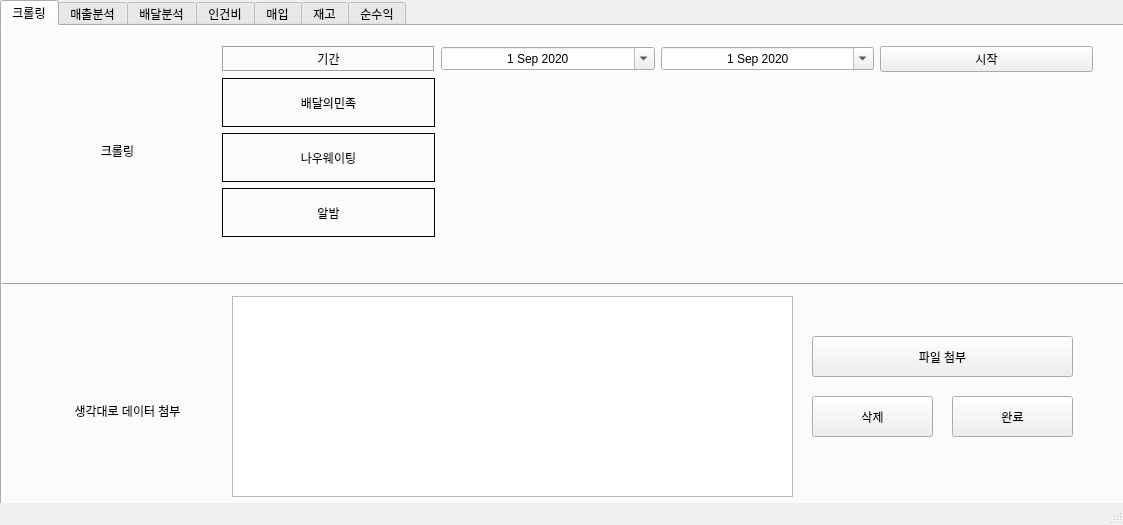
Before: the Qt Designer form framework.ui in kjh03160/money, drawn with Qt 5.
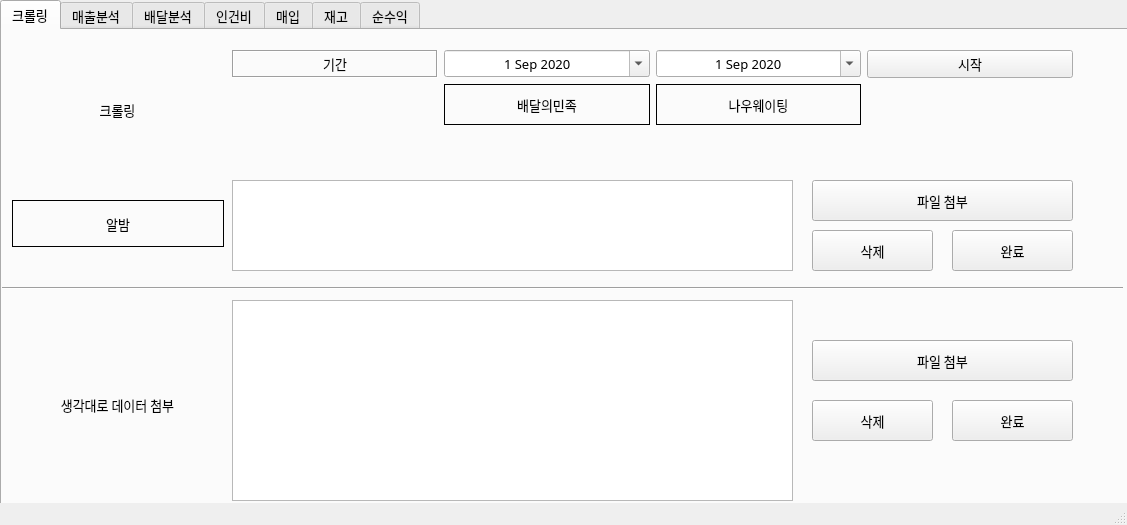
After: the same form once the commit is applied.

What changed in the file:
```diff
--- a/framework.ui
+++ b/framework.ui
@@ -6,7 +6,7 @@
    <rect>
     <x>0</x>
     <y>0</y>
-    <width>1123</width>
+    <width>1127</width>
     <height>525</height>
    </rect>
   </property>
@@ -23,6 +23,14 @@
       <height>531</height>
      </rect>
     </property>
+    <property name="font">
+     <font>
+      <family>양재인장체M</family>
+      <pointsize>10</pointsize>
+      <weight>50</weight>
+      <bold>false</bold>
+     </font>
+    </property>
     <property name="currentIndex">
      <number>0</number>
     </property>
@@ -33,18 +41,34 @@
      <widget class="QWidget" name="gridLayoutWidget">
       <property name="geometry">
        <rect>
-        <x>220</x>
+        <x>230</x>
         <y>20</y>
-        <width>871</width>
-        <height>191</height>
+        <width>841</width>
+        <height>121</height>
        </rect>
       </property>
+      <property name="font">
+       <font>
+        <family>양재인장체M</family>
+        <pointsize>10</pointsize>
+        <weight>50</weight>
+        <bold>false</bold>
+       </font>
+      </property>
       <layout class="QGridLayout" name="gridLayout">
        <property name="sizeConstraint">
         <enum>QLayout::SetDefaultConstraint</enum>
        </property>
        <item row="0" column="3">
         <widget class="QPushButton" name="start_Crawl">
+         <property name="font">
+          <font>
+           <family>양재인장체M</family>
+           <pointsize>10</pointsize>
+           <weight>50</weight>
+           <bold>false</bold>
+          </font>
+         </property>
          <property name="text">
           <string>시작</string>
          </property>
@@ -52,6 +76,14 @@
        </item>
        <item row="0" column="1">
         <widget class="QDateEdit" name="start_date">
+         <property name="font">
+          <font>
+           <family>양재인장체M</family>
+           <pointsize>10</pointsize>
+           <weight>50</weight>
+           <bold>false</bold>
+          </font>
+         </property>
          <property name="focusPolicy">
           <enum>Qt::NoFocus</enum>
          </property>
@@ -98,21 +130,16 @@
          </property>
         </widget>
        </item>
-       <item row="1" column="0">
-        <widget class="QLabel" name="label_2">
-         <property name="frameShape">
-          <enum>QFrame::Box</enum>
-         </property>
-         <property name="text">
-          <string>배달의민족</string>
-         </property>
-         <property name="alignment">
-          <set>Qt::AlignCenter</set>
-         </property>
-        </widget>
-       </item>
        <item row="0" column="0">
         <widget class="QLabel" name="label">
+         <property name="font">
+          <font>
+           <family>양재인장체M</family>
+           <pointsize>10</pointsize>
+           <weight>50</weight>
+           <bold>false</bold>
+          </font>
+         </property>
          <property name="frameShape">
           <enum>QFrame::Box</enum>
          </property>
@@ -129,6 +156,14 @@
        </item>
        <item row="0" column="2">
         <widget class="QDateEdit" name="end_date">
+         <property name="font">
+          <font>
+           <family>양재인장체M</family>
+           <pointsize>10</pointsize>
+           <weight>50</weight>
+           <bold>false</bold>
+          </font>
+         </property>
          <property name="frame">
           <bool>true</bool>
          </property>
@@ -147,8 +182,37 @@
          </property>
         </widget>
        </item>
-       <item row="2" column="0">
+       <item row="1" column="1">
+        <widget class="QLabel" name="label_2">
+         <property name="font">
+          <font>
+           <family>양재인장체M</family>
+           <pointsize>10</pointsize>
+           <weight>50</weight>
+           <bold>false</bold>
+          </font>
+         </property>
+         <property name="frameShape">
+          <enum>QFrame::Box</enum>
+         </property>
+         <property name="text">
+          <string>배달의민족</string>
+         </property>
+         <property name="alignment">
+          <set>Qt::AlignCenter</set>
+         </property>
+        </widget>
+       </item>
+       <item row="1" column="2">
         <widget class="QLabel" name="label_3">
+         <property name="font">
+          <font>
+           <family>양재인장체M</family>
+           <pointsize>10</pointsize>
+           <weight>50</weight>
+           <bold>false</bold>
+          </font>
+         </property>
          <property name="frameShape">
           <enum>QFrame::Box</enum>
          </property>
@@ -160,31 +224,16 @@
          </property>
         </widget>
        </item>
-       <item row="3" column="0">
-        <widget class="QLabel" name="label_4">
-         <property name="frameShape">
-          <enum>QFrame::Box</enum>
-         </property>
-         <property name="text">
-          <string>알밤</string>
-         </property>
-         <property name="alignment">
-          <set>Qt::AlignCenter</set>
-         </property>
-        </widget>
-       </item>
-       <item row="1" column="1">
-        <widget class="QLabel" name="baemin">
-         <property name="text">
-          <string/>
-         </property>
-         <property name="alignment">
-          <set>Qt::AlignCenter</set>
-         </property>
-        </widget>
-       </item>
-       <item row="2" column="1">
+       <item row="2" column="2">
         <widget class="QLabel" name="now_waiting">
+         <property name="font">
+          <font>
+           <family>양재인장체M</family>
+           <pointsize>10</pointsize>
+           <weight>50</weight>
+           <bold>false</bold>
+          </font>
+         </property>
          <property name="text">
           <string/>
          </property>
@@ -193,8 +242,16 @@
          </property>
         </widget>
        </item>
-       <item row="3" column="1">
-        <widget class="QLabel" name="albam">
+       <item row="2" column="1">
+        <widget class="QLabel" name="baemin">
+         <property name="font">
+          <font>
+           <family>양재인장체M</family>
+           <pointsize>10</pointsize>
+           <weight>50</weight>
+           <bold>false</bold>
+          </font>
+         </property>
          <property name="text">
           <string/>
          </property>
@@ -214,6 +271,14 @@
         <height>41</height>
        </rect>
       </property>
+      <property name="font">
+       <font>
+        <family>양재인장체M</family>
+        <pointsize>10</pointsize>
+        <weight>50</weight>
+        <bold>false</bold>
+       </font>
+      </property>
       <property name="text">
        <string>파일 첨부</string>
       </property>
@@ -227,6 +292,14 @@
         <height>41</height>
        </rect>
       </property>
+      <property name="font">
+       <font>
+        <family>양재인장체M</family>
+        <pointsize>10</pointsize>
+        <weight>50</weight>
+        <bold>false</bold>
+       </font>
+      </property>
       <property name="text">
        <string>완료</string>
       </property>
@@ -235,9 +308,9 @@
       <property name="geometry">
        <rect>
         <x>20</x>
-        <y>10</y>
+        <y>20</y>
         <width>191</width>
-        <height>231</height>
+        <height>121</height>
        </rect>
       </property>
       <property name="maximumSize">
@@ -246,6 +319,14 @@
         <height>231</height>
        </size>
       </property>
+      <property name="font">
+       <font>
+        <family>양재인장체M</family>
+        <pointsize>10</pointsize>
+        <weight>50</weight>
+        <bold>false</bold>
+       </font>
+      </property>
       <property name="text">
        <string>크롤링</string>
       </property>
@@ -271,6 +352,14 @@
         <height>16</height>
        </rect>
       </property>
+      <property name="font">
+       <font>
+        <family>양재인장체M</family>
+        <pointsize>10</pointsize>
+        <weight>50</weight>
+        <bold>false</bold>
+       </font>
+      </property>
       <property name="orientation">
        <enum>Qt::Horizontal</enum>
       </property>
@@ -278,8 +367,8 @@
      <widget class="QLabel" name="label_6">
       <property name="geometry">
        <rect>
-        <x>30</x>
-        <y>270</y>
+        <x>20</x>
+        <y>260</y>
         <width>191</width>
         <height>231</height>
        </rect>
@@ -290,6 +379,14 @@
         <height>231</height>
        </size>
       </property>
+      <property name="font">
+       <font>
+        <family>양재인장체M</family>
+        <pointsize>10</pointsize>
+        <weight>50</weight>
+        <bold>false</bold>
+       </font>
+      </property>
       <property name="text">
        <string>생각대로 데이터 첨부</string>
       </property>
@@ -315,6 +412,14 @@
         <height>201</height>
        </rect>
       </property>
+      <property name="font">
+       <font>
+        <family>양재인장체M</family>
+        <pointsize>10</pointsize>
+        <weight>50</weight>
+        <bold>false</bold>
+       </font>
+      </property>
      </widget>
      <widget class="QPushButton" name="delete_2">
       <property name="geometry">
@@ -325,6 +430,122 @@
         <height>41</height>
        </rect>
       </property>
+      <property name="font">
+       <font>
+        <family>양재인장체M</family>
+        <pointsize>10</pointsize>
+        <weight>50</weight>
+        <bold>false</bold>
+       </font>
+      </property>
+      <property name="text">
+       <string>삭제</string>
+      </property>
+     </widget>
+     <widget class="QLabel" name="label_4">
+      <property name="geometry">
+       <rect>
+        <x>10</x>
+        <y>170</y>
+        <width>212</width>
+        <height>47</height>
+       </rect>
+      </property>
+      <property name="font">
+       <font>
+        <family>양재인장체M</family>
+        <pointsize>10</pointsize>
+        <weight>50</weight>
+        <bold>false</bold>
+       </font>
+      </property>
+      <property name="frameShape">
+       <enum>QFrame::Box</enum>
+      </property>
+      <property name="text">
+       <string>알밤</string>
+      </property>
+      <property name="alignment">
+       <set>Qt::AlignCenter</set>
+      </property>
+     </widget>
+     <widget class="QListView" name="albam_list">
+      <property name="geometry">
+       <rect>
+        <x>230</x>
+        <y>150</y>
+        <width>561</width>
+        <height>91</height>
+       </rect>
+      </property>
+      <property name="font">
+       <font>
+        <family>양재인장체M</family>
+        <pointsize>10</pointsize>
+        <weight>50</weight>
+        <bold>false</bold>
+       </font>
+      </property>
+     </widget>
+     <widget class="QPushButton" name="albam_upload">
+      <property name="geometry">
+       <rect>
+        <x>810</x>
+        <y>150</y>
+        <width>261</width>
+        <height>41</height>
+       </rect>
+      </property>
+      <property name="font">
+       <font>
+        <family>양재인장체M</family>
+        <pointsize>10</pointsize>
+        <weight>50</weight>
+        <bold>false</bold>
+       </font>
+      </property>
+      <property name="text">
+       <string>파일 첨부</string>
+      </property>
+     </widget>
+     <widget class="QPushButton" name="albam_upload_2">
+      <property name="geometry">
+       <rect>
+        <x>950</x>
+        <y>200</y>
+        <width>121</width>
+        <height>41</height>
+       </rect>
+      </property>
+      <property name="font">
+       <font>
+        <family>양재인장체M</family>
+        <pointsize>10</pointsize>
+        <weight>50</weight>
+        <bold>false</bold>
+       </font>
+      </property>
+      <property name="text">
+       <string>완료</string>
+      </property>
+     </widget>
+     <widget class="QPushButton" name="albam_delete">
+      <property name="geometry">
+       <rect>
+        <x>810</x>
+        <y>200</y>
+        <width>121</width>
+        <height>41</height>
+       </rect>
+      </property>
+      <property name="font">
+       <font>
+        <family>양재인장체M</family>
+        <pointsize>10</pointsize>
+        <weight>50</weight>
+        <bold>false</bold>
+       </font>
+      </property>
       <property name="text">
        <string>삭제</string>
       </property>
```
Left out of the diff: 219 changed lines with no effect on the pictures.
